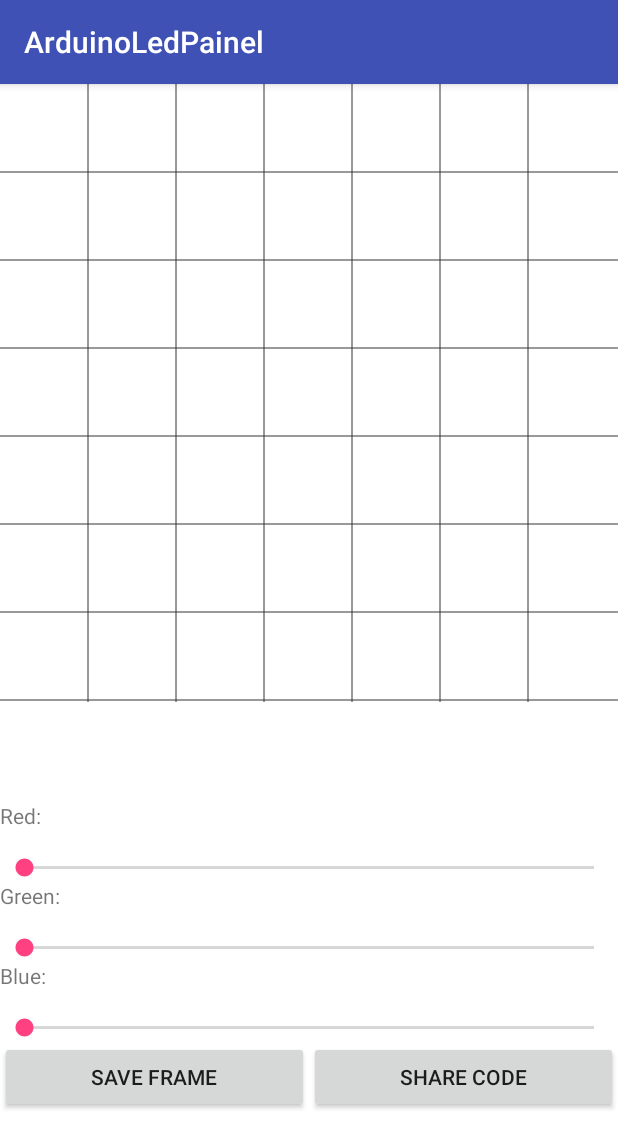
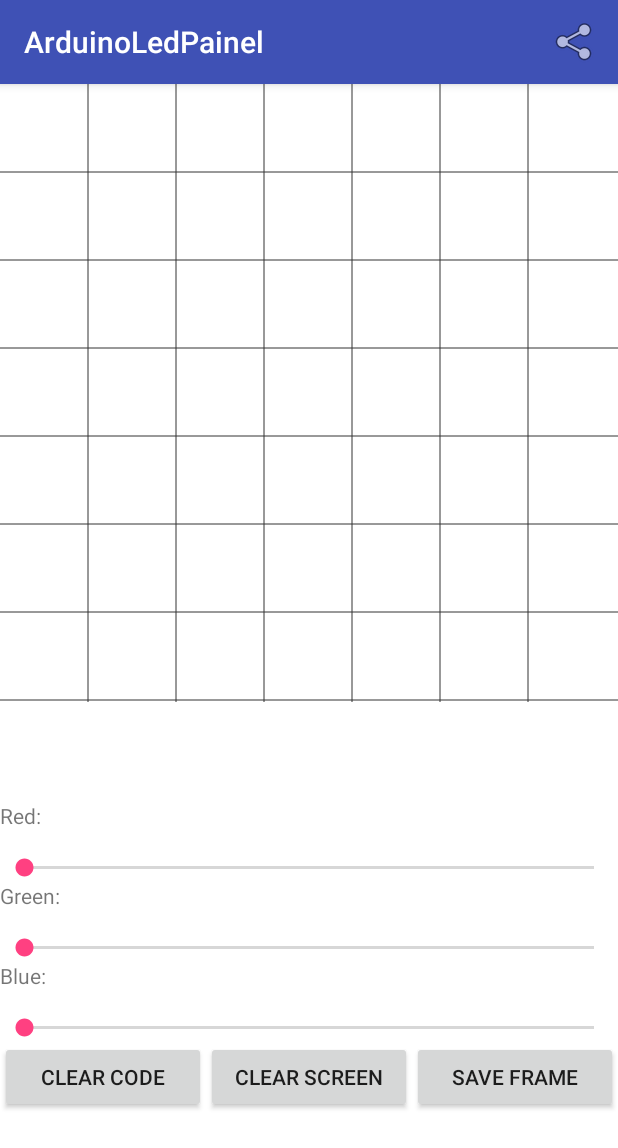
Before and after one commit to gkaffka/arduinoledpanel, an Android app: the screen it shows after launch (FullscreenActivity), on a phone screen of 412 x 824 dp. Shown: the top 1148 px of the screen. Run offline under Robolectric (Android 15) with nearby library versions, the phone set to English and light mode, and no system bars.

Commit message:
Adds share menu, a clear code option and inverts frame before saving it

```diff
--- a/app/src/main/AndroidManifest.xml
+++ b/app/src/main/AndroidManifest.xml
@@ -12,6 +12,7 @@
             android:name=".FullscreenActivity"
             android:configChanges="orientation|keyboardHidden|screenSize"
             android:label="@string/app_name"
+            android:screenOrientation="portrait"
             android:theme="@style/FullscreenTheme">
             <intent-filter>
                 <action android:name="android.intent.action.MAIN"/>
--- a/app/src/main/res/layout/activity_fullscreen.xml
+++ b/app/src/main/res/layout/activity_fullscreen.xml
@@ -67,18 +67,27 @@
             android:layout_width="match_parent"
             android:layout_height="wrap_content"
             android:orientation="horizontal">
+            <Button
+                android:layout_width="0dp"
+                android:layout_height="wrap_content"
+                android:layout_weight="1"
+                android:onClick="clearCode"
+                android:text="CLEAR CODE"/>
 
             <Button
                 android:layout_width="0dp"
                 android:layout_height="wrap_content"
                 android:layout_weight="1"
-                android:text="SAVE FRAME"/>
+                android:onClick="clearScreen"
+                android:text="CLEAR SCREEN"/>
 
             <Button
                 android:layout_width="0dp"
                 android:layout_height="wrap_content"
                 android:layout_weight="1"
-                android:text="SHARE CODE"/>
+                android:onClick="exportCode"
+                android:text="SAVE FRAME"/>
+
         </LinearLayout>
     </LinearLayout>
 </ScrollView>
--- /dev/null
+++ b/app/src/main/res/menu/main_menu.xml
@@ -0,0 +1,10 @@
+<?xml version="1.0" encoding="utf-8"?>
+<menu xmlns:android="http://schemas.android.com/apk/res/android"
+      xmlns:app="http://schemas.android.com/apk/res-auto">
+    <item
+        android:id="@+id/action_share"
+        android:checked="true"
+        android:title="share"
+        android:icon="@android:drawable/ic_menu_share"
+        app:showAsAction="always" />
+</menu>
```
Also changed, not shown: app/src/main/java/com/android/kaffka/arduinoledpainel/FullscreenActivity.java (+77 -4 lines), app/src/main/java/com/android/kaffka/arduinoledpainel/views/PixelGridView.java (+9 -1 lines).
